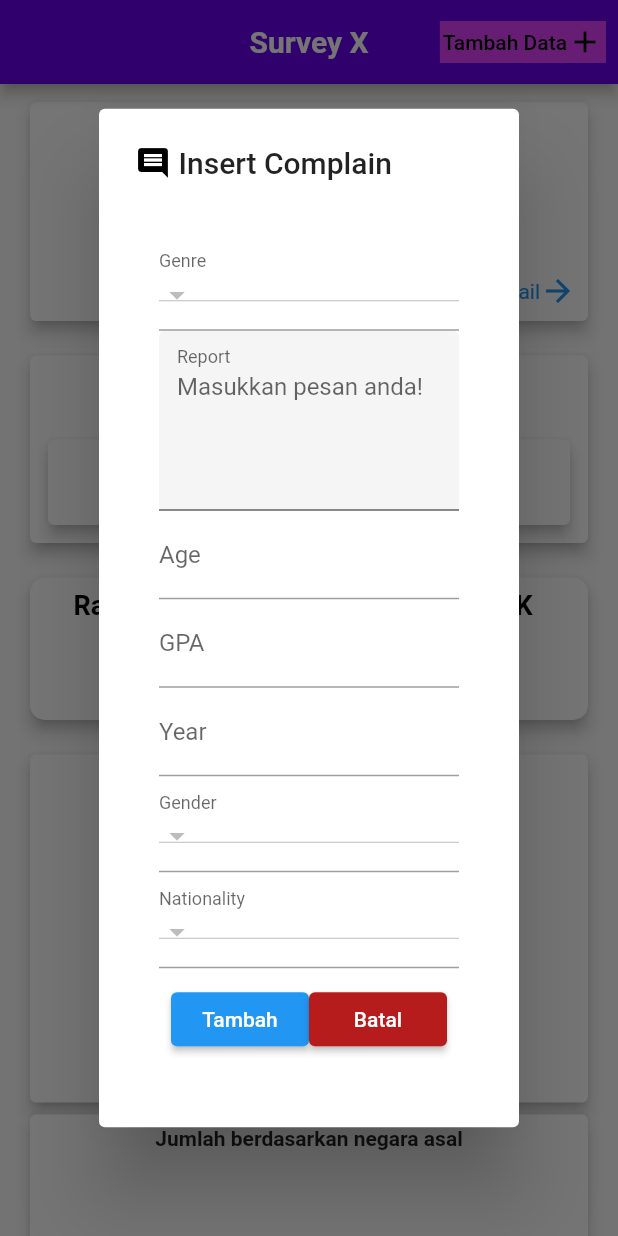
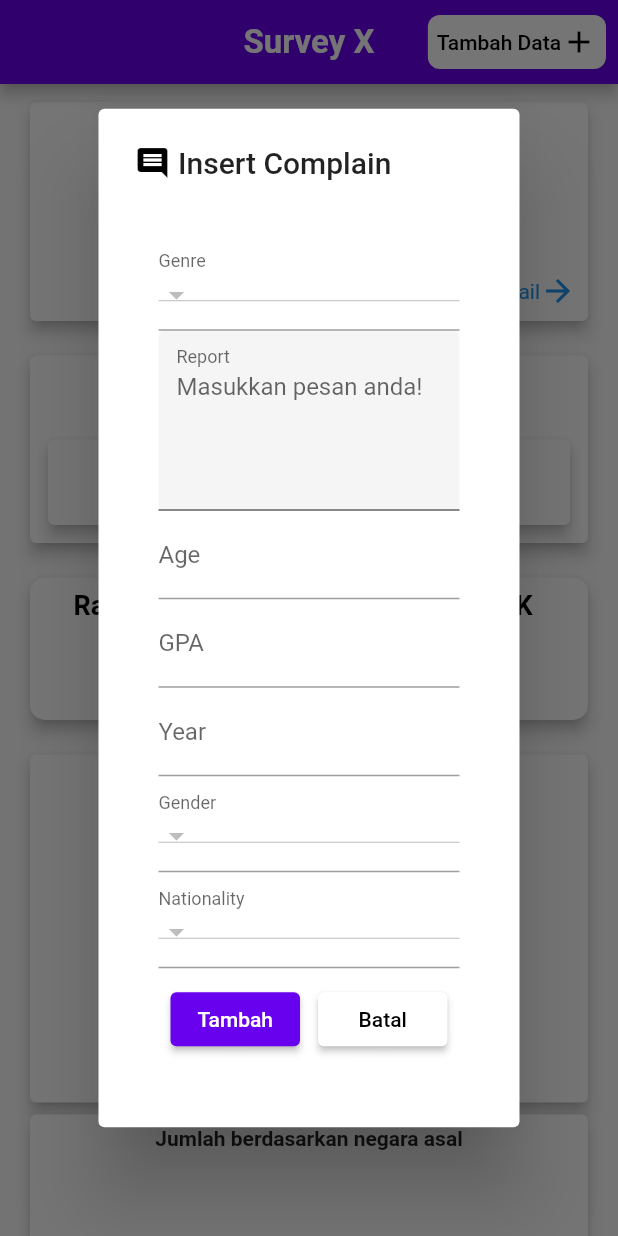
Before and after one commit to YusufaHaidar1/Project, a Flutter app: the screen it shows after launch, after a tap on "Tambah Data", on a phone screen of 412 x 824 dp. Run offline on Flutter 3.47's test engine with Material 2 defaults, Android fonts, the phone set to English and light mode, and no system bars; drawn by our look-alikes of fl_chart; our stand-ins replace flutter_dotenv, flutter_svg; missing offline and left inert: country_flags; statements that could not run were skipped.

Commit message:
Update UI

```diff
--- a/uts/lib/screens/Home.dart
+++ b/uts/lib/screens/Home.dart
@@ -162,20 +162,23 @@ class _HomePageState extends State<Home> {
 
                 },
               child: Ink(
-                padding: EdgeInsets.all(2.0),
+                padding: EdgeInsets.all(6.0),
+                decoration: BoxDecoration(
+                  borderRadius: BorderRadius.circular(8),
+                  color: Color.fromARGB(255, 255, 255, 255),
+                  ),
                 child: Row(
                   children: [
                     Text("Tambah Data", style: TextStyle(color: Colors.black),),
-                    Icon(Icons.add, color: Colors.black,)
+                    Icon(Icons.add, color: Colors.black,),
                   ],
                 ),
-                color: Colors.purpleAccent,
-              )
+              ),
             )
         ],
         centerTitle: true,
         titleTextStyle: const TextStyle(
-          fontSize: 20,
+          fontSize: 22,
           fontWeight: FontWeight.bold,
         ),
       ),
--- a/uts/lib/screens/detail_complain.dart
+++ b/uts/lib/screens/detail_complain.dart
@@ -59,7 +59,7 @@ class _DetailComplain extends State<DetailComplain> {
           onPressed: () => Navigator.pop(context),
         ),
         title: Text('Detail Page'),
-        backgroundColor: Colors.purple,
+        backgroundColor: Color.fromARGB(255, 104, 2, 238),
       ),
       body: Column(
         children: [
@@ -102,11 +102,10 @@ class _DetailComplain extends State<DetailComplain> {
                         SurveyItem survey = surveys[(_currentPage - 1) * _rowsPerPage + index];
                         return ExpansionTile(
                           // expandedAlignment: Alignment.centerLeft,
-                          title: Text(survey.genre),
+                          title: Text(survey.genre, style: TextStyle(fontWeight: FontWeight.bold),),
                           subtitle: Text(survey.reports),
                           trailing: Text(survey.nationality),
                           children: [
-                            Divider(color: Colors.grey, height: 10, thickness: 2),
                             Container(
                               margin: EdgeInsets.all(8.0),
                               child: Align(
--- a/uts/lib/screens/tambah.dart
+++ b/uts/lib/screens/tambah.dart
@@ -177,6 +177,9 @@ class _AddDataDialogState extends State<AddDataDialog> {
                       Expanded(
                         flex: 1,
                         child: ElevatedButton(
+                          style: ElevatedButton.styleFrom(
+                          backgroundColor: const Color.fromARGB(255, 104, 2, 238),
+                        ),
                           onPressed: () {
                             service!.postNewData(
                               selectedGenre,
@@ -201,12 +204,12 @@ class _AddDataDialogState extends State<AddDataDialog> {
                           )
                         ),
                       ),
-                    // SizedBox(width: 2.0,),
+                    SizedBox(width: 12.0,),
                     Expanded(
                       flex: 1,
                       child: ElevatedButton(
                         style: ElevatedButton.styleFrom(
-                          backgroundColor: Colors.red.shade900,
+                          backgroundColor: const Color.fromARGB(255, 255, 255, 255),
                         ),
                         onPressed: () {
                           Navigator.pop(context,0);
@@ -216,7 +219,7 @@ class _AddDataDialogState extends State<AddDataDialog> {
                           child: Row(
                             mainAxisAlignment: MainAxisAlignment.center,
                             children: [
-                              Text('Batal',style: TextStyle(color: Colors.white),),
+                              Text('Batal',style: TextStyle(color: const Color.fromARGB(255, 0, 0, 0)),),
                             ],
                           ),
                         ),
```
Also changed, not shown: 1 other file.
